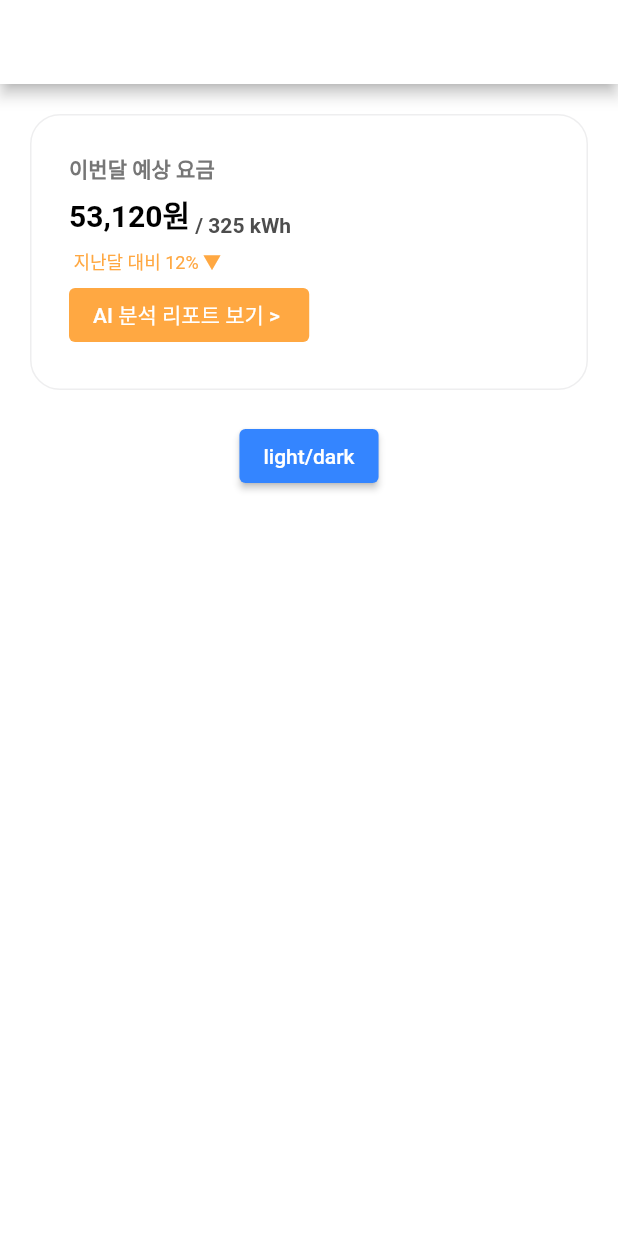
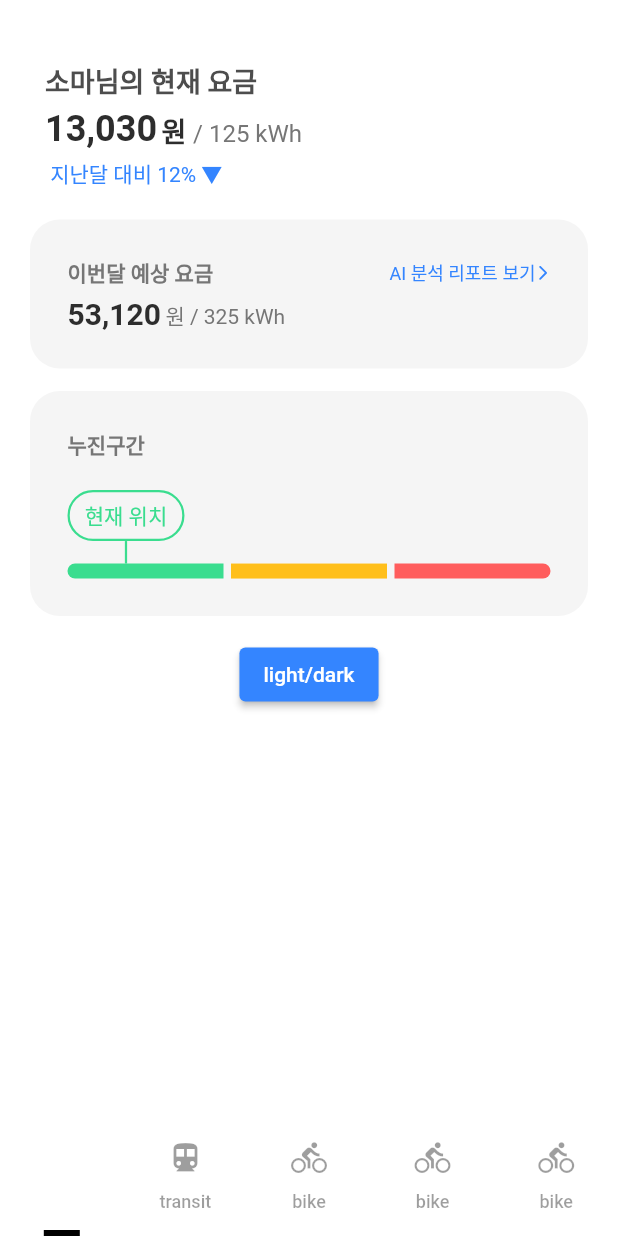
Before and after one commit to dodo849/SmartEletricAppFrontEnd, a Flutter app: the screen it shows after launch, on a phone screen of 412 x 824 dp. Run offline on Flutter 3.47's test engine with Material 2 defaults, Android fonts, the light colour scheme and no system bars; our stand-ins replace flutter_svg, get, shared_preferences; Roboto replaces fonts that are missing (Pretendard).

Commit message:
[Feat] 홈 탭 구성중

```diff
--- a/smart_electric_application/lib/main.dart
+++ b/smart_electric_application/lib/main.dart
@@ -1,65 +1,15 @@
 import 'package:flutter/material.dart';
 import 'package:get/get.dart';
 import 'package:smart_electric_application/src/view/page/MyHome.dart';
-import 'package:smart_electric_application/src/view/color/Colors.dart';
+import 'package:smart_electric_application/src/theme/Themes.dart';
 
 void main() {
   runApp(const MyApp());
 }
 
-ThemeData _lightTheme = ThemeData(
-  appBarTheme: const AppBarTheme(
-    backgroundColor: LightColors.gray1,
-  ),
-  colorScheme: const ColorScheme(
-    onSurface: LightColors.basic,
-    primary: LightColors.orange1, // point color1
-    primaryContainer: LightColors.orange2, // point color2
-    secondary: LightColors.blue, // point color3
-    background: LightColors.gray1, // app backgound
-    surface: LightColors.gray2, // card background
-    outline: LightColors.gray3, // card line or divider
-    surfaceVariant: LightColors.gray4, // disabled
-    onPrimary: LightColors.gray5, // text3
-    onSecondary:LightColors.gray6, //text2
-    onBackground: LightColors.important, //text1
-    error: CommonColors.red,  // danger
-    tertiary: CommonColors.yellow, // normal
-    tertiaryContainer: CommonColors.green, // safe
-
-    onError: LightColors.basic,
-    brightness: Brightness.light,
-  ),
-);
-
-ThemeData _darkTheme = ThemeData(
-  appBarTheme: const AppBarTheme(
-    backgroundColor: DarkColors.gray1,
-  ),
-  colorScheme: const ColorScheme(
-    onSurface: DarkColors.basic,
-    primary: DarkColors.orange1, // point color1
-    primaryContainer: DarkColors.orange2, // point color2
-    secondary: DarkColors.blue, // point color3
-    background: DarkColors.gray1, // app backgound
-    surface: DarkColors.gray2, // card background
-    outline: DarkColors.gray3, // card line or divider
-    surfaceVariant: DarkColors.gray4, // disabled
-    onPrimary: DarkColors.gray5, //text3
-    onSecondary:DarkColors.gray6, // text2
-    onBackground: DarkColors.important, //text1
-    error: CommonColors.red, // danger
-    tertiary: CommonColors.yellow, // normal
-    tertiaryContainer: CommonColors.green, // safe
-
-    onError: DarkColors.basic,
-    brightness: Brightness.light,
-  ),
-);
 
 
-
-class MyApp extends StatelessWidget {
+class MyApp extends StatelessWidget{
   const MyApp({Key? key}) : super(key: key);
 
   @override
@@ -67,8 +17,8 @@ class MyApp extends StatelessWidget {
 
     return GetMaterialApp(
       home: MyHome(),
-      theme: _lightTheme,
-      darkTheme: _darkTheme,
+      theme: lightTheme,
+      darkTheme: darkTheme,
       themeMode: ThemeMode.system,
     );
   }
--- a/smart_electric_application/lib/src/view/color/Colors.dart
+++ b/smart_electric_application/lib/src/theme/Colors.dart
@@ -9,12 +9,13 @@ class LightColors {
   static const Color orange2 = Color(0xFFFFA842);
   static const Color blue = Color(0xFF3485FF);
   static const Color gray1 = Color(0xFFFFFFFF);
-  static const Color gray2 = Color(0xFFFFFFFF);
+  static const Color gray2 = Color(0xFFF5F5F5);
   static const Color gray3 = Color(0xFFEEEEEF);
   static const Color gray4 = Color(0xFFDFE1E4);
   static const Color gray5 = Color(0xFF767676);
   static const Color gray6 = Color(0xFF4D4D4D);
-  static const Color important = Color(0xFF000000);
+  static const Color important = Color(0xFF2D2D2D);
+
 
 }
 
@@ -42,4 +43,8 @@ class CommonColors {
   static const Color yellow = Color(0xFFFAD113);
   static const Color green = Color(0xFF8ED9AB);
 
+  // 테마에 따라 바뀌지 않는 컬러
+  static const Color onWhite = Color(0xFFFFFFFF);
+  static const Color onBlack = Color(0xFF2D2D2D);
+
 }
--- /dev/null
+++ b/smart_electric_application/lib/src/theme/Themes.dart
@@ -0,0 +1,60 @@
+import 'package:flutter/material.dart';
+import 'package:smart_electric_application/src/theme/Colors.dart';
+
+ThemeData lightTheme = ThemeData(
+  appBarTheme: const AppBarTheme(
+    backgroundColor: LightColors.gray1,
+  ),
+  fontFamily: 'Pretendard',
+  splashColor: Colors.transparent,
+  highlightColor: Colors.transparent,
+  colorScheme: const ColorScheme(
+    onPrimary: CommonColors.onWhite,
+    onSecondary: CommonColors.onWhite,
+    primary: LightColors.orange1, // point color1
+    primaryContainer: LightColors.orange2, // point color2
+    secondary: LightColors.blue, // point color3
+    background: LightColors.gray1, // app backgound
+    surface: LightColors.gray2, // card background
+    outline: LightColors.gray3, // card line or divider
+    surfaceVariant: LightColors.gray4, // disabled
+    onSurface: LightColors.gray5, // text3
+    onSurfaceVariant: LightColors.gray6, //text2
+    onBackground: LightColors.important, //text1
+    error: CommonColors.red, // danger
+    tertiary: CommonColors.yellow, // normal
+    tertiaryContainer: CommonColors.green, // safe
+
+    onError: LightColors.basic, //no use
+    brightness: Brightness.light,
+  ),
+);
+
+ThemeData darkTheme = ThemeData(
+  appBarTheme: const AppBarTheme(
+    backgroundColor: DarkColors.gray1,
+  ),
+  fontFamily: 'Pretendard',
+  splashColor: Colors.transparent,
+  highlightColor: Colors.transparent,
+  colorScheme: const ColorScheme(
+    onPrimary: CommonColors.onWhite,
+    onSecondary: CommonColors.onWhite,
+    primary: DarkColors.orange1, // point color1
+    primaryContainer: DarkColors.orange2, // point color2
+    secondary: DarkColors.blue, // point color3
+    background: DarkColors.gray1, // app backgound
+    surface: DarkColors.gray2, // card background
+    outline: DarkColors.gray3, // card line or divider
+    surfaceVariant: DarkColors.gray4, // disabled
+    onSurface: DarkColors.important, //text3
+    onSurfaceVariant: DarkColors.gray6, // text2
+    onBackground: DarkColors.important, //text1
+    error: CommonColors.red, // danger
+    tertiary: CommonColors.yellow, // normal
+    tertiaryContainer: CommonColors.green, // safe
+
+    onError: DarkColors.basic, // no use
+    brightness: Brightness.light,
+  ),
+);
--- /dev/null
+++ b/smart_electric_application/lib/src/view/atoms/RoundedButton.dart
@@ -0,0 +1,28 @@
+import 'package:flutter/material.dart';
+import 'package:get/get.dart';
+
+class RoundedBoutton extends StatelessWidget {
+  const RoundedBoutton({Key? key, required this.text}) : super(key: key);
+
+  final String text;
+
+  @override
+  Widget build(BuildContext context) {
+    return ElevatedButton(
+        style: ButtonStyle(
+            backgroundColor: MaterialStateProperty.all(
+                context.theme.colorScheme.primaryContainer),
+            foregroundColor:
+                MaterialStateProperty.all(context.theme.colorScheme.onSurface),
+            shadowColor: MaterialStateProperty.all(Colors.transparent),
+            shape: MaterialStateProperty.all<RoundedRectangleBorder>(
+                RoundedRectangleBorder(
+              borderRadius: BorderRadius.circular(12.0),
+            ))),
+        onPressed: () {},
+        child: Text(
+          '$text',
+          style: TextStyle(fontWeight: FontWeight.normal, fontSize: 13),
+        ));
+  }
+}
--- /dev/null
+++ b/smart_electric_application/lib/src/view/component/EstimatedChargeCard.dart
@@ -0,0 +1,86 @@
+import 'dart:math';
+import 'package:flutter/material.dart';
+import 'package:get/get.dart';
+import 'package:flutter_svg/flutter_svg.dart';
+
+class EstimatedChargeCard extends StatelessWidget {
+  const EstimatedChargeCard({Key? key}) : super(key: key);
+
+  @override
+  Widget build(BuildContext context) {
+    // 데이터
+    var dataValue = "53,120";
+    var bodyValue = "325 kWh";
+    var bodyDetailValue = "12";
+
+    return Container(
+        decoration: BoxDecoration(
+          borderRadius: BorderRadius.circular(20),
+          color: context.theme.colorScheme.surface,
+        ),
+        width: double.infinity,
+        padding: EdgeInsets.all(25),
+        margin: EdgeInsets.only(left: 20, right: 20),
+        child: Column(
+          crossAxisAlignment: CrossAxisAlignment.start,
+          mainAxisAlignment: MainAxisAlignment.start,
+          children: [
+            Row(
+              children: [
+                Text(
+                  "이번달 예상 요금",
+                  style: TextStyle(
+                    fontSize: 14,
+                    fontWeight: FontWeight.bold,
+                    color: context.theme.colorScheme.onSurface,
+                  ),
+                ),
+                Spacer(),
+                Row(
+                  children: [
+                    Text(
+                      "AI 분석 리포트 보기",
+                      style: TextStyle(
+                        fontSize: 12,
+                        fontWeight: FontWeight.normal,
+                        color: context.theme.colorScheme.secondary,
+                      ),
+                    ),
+                    SvgPicture.asset(
+                      'assets/icons/arrow.svg',
+                      width: 10,
+                      height: 10,
+                      color: context.theme.colorScheme.secondary,
+                    ),
+                  ],
+                ),
+              ],
+            ),
+            SizedBox(height: 5),
+            Row(
+              crossAxisAlignment: CrossAxisAlignment.baseline,
+              textBaseline: TextBaseline.alphabetic,
+              children: [
+                Text(
+                  "${dataValue}",
+                  style: TextStyle(
+                    fontSize: 20,
+                    fontWeight: FontWeight.bold,
+                    color: context.theme.colorScheme.onBackground,
+                  ),
+                ),
+                SizedBox(width: 3),
+                Text(
+                  "원 / ${bodyValue}",
+                  style: TextStyle(
+                    fontSize: 14,
+                    fontWeight: FontWeight.normal,
+                    color: context.theme.colorScheme.onSurface,
+                  ),
+                ),
+              ],
+            ),
+          ],
+        ));
+  }
+}
--- /dev/null
+++ b/smart_electric_application/lib/src/view/component/NowChargeBanner.dart
@@ -0,0 +1,76 @@
+import 'package:flutter/material.dart';
+import 'package:get/get.dart';
+
+class NowChargeBanner extends StatelessWidget {
+  const NowChargeBanner({Key? key}) : super(key: key);
+
+  @override
+  Widget build(BuildContext context) {
+    // 데이터
+    var dataValue = "13,030";
+    var bodyValue = "/ 125 kWh";
+
+
+    return Container(
+        decoration: BoxDecoration(
+          borderRadius: BorderRadius.circular(20),
+        ),
+        width: double.infinity,
+        margin: EdgeInsets.only(left: 30, right: 30, top: 40, bottom: 20),
+        child: Column(
+          crossAxisAlignment: CrossAxisAlignment.start,
+          children: [
+            Text(
+              "소마님의 현재 요금",
+              style: TextStyle(
+                fontFamily: 'Pretendard',
+                fontSize: 18,
+                fontWeight: FontWeight.bold,
+                color: context.theme.colorScheme.onSurfaceVariant,
+              ),
+            ),
+            SizedBox(height: 5),
+            Row(
+              crossAxisAlignment: CrossAxisAlignment.baseline,
+              textBaseline: TextBaseline.alphabetic,
+              children: [
+                Text(
+                  "${dataValue}",
+                  style: TextStyle(
+                    fontSize: 24,
+                    fontWeight: FontWeight.bold,
+                    color: context.theme.colorScheme.onBackground,
+                  ),
+                ),
+                SizedBox(width: 3),
+                Text(
+                  "원 ",
+                  style: TextStyle(
+                    fontSize: 18,
+                    fontWeight: FontWeight.bold,
+                    color: context.theme.colorScheme.onBackground,
+                  ),
+                ),
+                Text(
+                  "${bodyValue}",
+                  style: TextStyle(
+                    fontSize: 16,
+                    fontWeight: FontWeight.normal,
+                    color: context.theme.colorScheme.onSurface,
+                  ),
+                ),
+              ],
+            ),
+            SizedBox(height: 5),
+            Text(
+              " 지난달 대비 12% ▼",
+              style: TextStyle(
+                fontSize: 14,
+                fontWeight: FontWeight.normal,
+                color: context.theme.colorScheme.secondary,
+              ),
+            ),
+          ],
+        ));
+  }
+}
--- /dev/null
+++ b/smart_electric_application/lib/src/view/component/ProgressiveSectionCard.dart
@@ -0,0 +1,102 @@
+import 'package:flutter/material.dart';
+import 'package:get/get.dart';
+
+class ProgressiveSectionCard extends StatelessWidget {
+  const ProgressiveSectionCard({Key? key}) : super(key: key);
+
+  @override
+  Widget build(BuildContext context) {
+    // 데이터
+    var dataValue = "13,030";
+    var bodyValue = "125 kWh";
+
+    // 박스 내의 텍스트 위젯
+    var title = Text(
+      "누진구간",
+      style: TextStyle(
+        fontSize: 14,
+        fontWeight: FontWeight.bold,
+        color: context.theme.colorScheme.onSurface,
+      ),
+    );
+
+    return Container(
+        decoration: BoxDecoration(
+          borderRadius: BorderRadius.circular(20),
+          color: context.theme.colorScheme.surface,
+        ),
+        width: double.infinity,
+        padding: EdgeInsets.all(25),
+        margin: EdgeInsets.only(left: 20, right: 20),
+        child: Column(
+          crossAxisAlignment: CrossAxisAlignment.start,
+          children: [
+            title,
+
+            SizedBox(height: 20),
+
+            // 현재 누진구간 picker
+            Column(
+              children: [
+                Container(
+                  decoration: BoxDecoration(
+                    borderRadius: BorderRadius.circular(20),
+                    border: Border.all(color: Color(0xFF3ADD8F), width: 1.5),
+                    color: context.theme.colorScheme.surface,
+                  ),
+                  padding:
+                      EdgeInsets.only(left: 10, right: 10, bottom: 5, top: 5),
+                  child: Text(
+                    "현재 위치",
+                    style: TextStyle(color: Color(0xFF3ADD8F)),
+                  ),
+                ),
+                Container(
+                  width: 1.5,
+                  height: 15,
+                  color: Color(0xFF3ADD8F),
+                ),
+              ],
+            ),
+
+            // 누진구간 bar
+            Row(
+              mainAxisSize: MainAxisSize.max,
+              crossAxisAlignment: CrossAxisAlignment.start,
+              children: [
+                Expanded(
+                  child: Container(
+                      height: 10,
+                      // width: 100,
+                      decoration: BoxDecoration(
+                          color: Color(0xFF3ADD8F),
+                          borderRadius: BorderRadius.only(
+                              topLeft: Radius.circular(10),
+                              bottomLeft: Radius.circular(10)))),
+                ),
+                SizedBox(width: 5),
+                Expanded(
+                  child: Container(
+                      height: 10,
+                      // width: 100,
+                      decoration: BoxDecoration(
+                        color: Color(0xFFFFBF1A),
+                      )),
+                ),
+                SizedBox(width: 5),
+                Expanded(
+                  child: Container(
+                      height: 10,
+                      // width: 100,
+                      decoration: BoxDecoration(
+                          color: Color(0xFFFF5D5D),
+                          borderRadius: BorderRadius.only(
+                              topRight: Radius.circular(10),
+                              bottomRight: Radius.circular(10)))),
+                ),
+              ],
+            ),
+          ],
+        ));
+  }
+}
--- a/smart_electric_application/lib/src/view/component/SampleCard.dart
+++ /dev/null
@@ -1,89 +0,0 @@
-import 'package:flutter/material.dart';
-import 'package:get/get.dart';
-import 'package:smart_electric_application/src/view/color/Colors.dart';
-
-class SampleCard extends StatelessWidget {
-  const SampleCard({Key? key}) : super(key: key);
-
-  @override
-  Widget build(BuildContext context) {
-
-    // 데이터
-    var dataValue = "53,120원";
-    var bodyValue = "325 kWh";
-    var bodyDetailValue = "12";
-
-    // 박스 내의 텍스트 위젯
-    var title = Text(
-            "이번달 예상 요금",
-            style: TextStyle(
-              fontSize: 14,
-              fontWeight: FontWeight.bold,
-              color: context.theme.colorScheme.onPrimary,
-            ),
-          );
-
-    var charge = Text(
-        "${dataValue}",
-        style: TextStyle(
-          fontSize: 20,
-          fontWeight: FontWeight.bold,
-          color: context.theme.colorScheme.onBackground,
-        ),
-      );
-
-    var chargeDetail = Text(
-        " / ${bodyValue}",
-        style: TextStyle(
-          fontSize: 14,
-          fontWeight: FontWeight.bold,
-          color: context.theme.colorScheme.onSecondary,
-        ),
-      );
-
-      var chargeCompare = Text(
-        " 지난달 대비 ${bodyDetailValue}% ▼",
-        style: TextStyle(
-          fontSize: 12,
-          fontWeight: FontWeight.normal,
-          color: context.theme.colorScheme.primaryContainer,
-        ),
-      );
-
-    return Container(
-      decoration: BoxDecoration(
-        borderRadius: BorderRadius.circular(20),
-        border: Border.all(color: context.theme.colorScheme.outline, width: 1),
-        color: context.theme.colorScheme.surface,
-      ),
-      width: double.infinity,
-      padding: EdgeInsets.all(25),
-      margin: EdgeInsets.all(20),
-      child: Column(
-        crossAxisAlignment: CrossAxisAlignment.start,
-        children: [
-          title,
-          SizedBox(height: 5),
-          Row(
-            crossAxisAlignment: CrossAxisAlignment.end,
-            children: [
-              charge,
-              chargeDetail,
-            ],
-          ),
-          SizedBox(height: 7),
-          chargeCompare,
-          SizedBox(height: 3),
-          ElevatedButton(
-            style: ButtonStyle(
-              backgroundColor: MaterialStateProperty.all(context.theme.colorScheme.primaryContainer),
-              foregroundColor: MaterialStateProperty.all(context.theme.colorScheme.onSurface),
-              shadowColor: MaterialStateProperty.all(Colors.transparent),
-            ),
-            onPressed: (){},
-            child: Text("AI 분석 리포트 보기 > "))
-        ],
-      )
-    );
-  }
-}
--- a/smart_electric_application/lib/src/view/page/MyHome.dart
+++ b/smart_electric_application/lib/src/view/page/MyHome.dart
@@ -1,8 +1,9 @@
 import 'package:flutter/material.dart';
 import 'package:get/get.dart';
+import 'package:smart_electric_application/src/view/component/NowChargeBanner.dart';
+import 'package:smart_electric_application/src/view/component/ProgressiveSectionCard.dart';
 import 'package:smart_electric_application/src/view/page/SecondPage.dart';
-import 'package:smart_electric_application/src/view/component/SampleCard.dart';
-import 'package:smart_electric_application/src/view/color/Colors.dart';
+import 'package:smart_electric_application/src/view/component/EstimatedChargeCard.dart';
 import 'package:shared_preferences/shared_preferences.dart';
 
 class MyHome extends StatelessWidget {
@@ -11,7 +12,6 @@ class MyHome extends StatelessWidget {
   RxBool _isLightTheme = false.obs;
 
   bool isLightTheme = true;
-
 
   Future<SharedPreferences> _prefs = SharedPreferences.getInstance();
 
@@ -30,30 +30,34 @@ class MyHome extends StatelessWidget {
 
   @override
   Widget build(BuildContext context) {
-    return Scaffold(
+    return DefaultTabController(
+      length: 5,
+      child: Scaffold(
         backgroundColor: context.theme.colorScheme.background,
-      appBar: AppBar(),
-      body: Column(children: [
-        SampleCard(),
+        appBar: EmptyAppBar(),
+        body: TabBarView(physics: NeverScrollableScrollPhysics(), children: [
+          Column(children: [
+            NowChargeBanner(),
+            EstimatedChargeCard(),
+            SizedBox(height: 15),
+            ProgressiveSectionCard(),
+            SizedBox(height: 15),
             ElevatedButton(
                 style: ButtonStyle(
-            backgroundColor: MaterialStateProperty.all(context.theme.colorScheme.secondary),
+                  backgroundColor: MaterialStateProperty.all(
+                      context.theme.colorScheme.secondary),
                 ),
-          onPressed: (){
+                onPressed: () {
                   if (isLightTheme) {
                     Get.changeThemeMode(ThemeMode.dark);
                     isLightTheme = false;
-            }
-            else {
+                  } else {
                     Get.changeThemeMode(ThemeMode.light);
                     isLightTheme = true;
                   }
                 },
-          child: Text(
-            "light/dark",
-            style: TextStyle(color: Colors.white)
-          )
-        ),
+                child:
+                    Text("light/dark", style: TextStyle(color: Colors.white))),
             // Obx(
             //   () => Text(
             //     'Change to ${_isLightTheme.value ? 'Dark' : 'Light'} theme',
@@ -74,7 +78,43 @@ class MyHome extends StatelessWidget {
             //     false.obs,
             // ),
           ]),
-      bottomNavigationBar: BottomAppBar(),
+          Container(),
+          Container(),
+          Container(),
+          Container(),
+        ]),
+        bottomNavigationBar: TabBar(
+          indicatorSize: TabBarIndicatorSize.label,
+          indicatorColor: Colors.black,
+          indicatorWeight: 4,
+          labelColor: Colors.white,
+          unselectedLabelColor: Colors.black38,
+          labelStyle: TextStyle(
+            fontSize: 12,
+          ),
+          tabs: <Widget>[
+            Tab(
+                child: Column(children: <Widget>[
+              Icon(Icons.directions_car),
+              Text("car")
+            ])),
+            Tab(icon: Icon(Icons.directions_transit), text: "transit"),
+            Tab(icon: Icon(Icons.directions_bike), text: "bike"),
+            Tab(icon: Icon(Icons.directions_bike), text: "bike"),
+            Tab(icon: Icon(Icons.directions_bike), text: "bike"),
+          ],
+        ),
+      ),
     );
   }
 }
+
+class EmptyAppBar extends StatelessWidget implements PreferredSizeWidget {
+  @override
+  Widget build(BuildContext context) {
+    return Container();
+  }
+
+  @override
+  Size get preferredSize => Size(0.0, 0.0);
+}
```
Also changed, not shown: smart_electric_application/pubspec.yaml (+27 -12 lines), smart_electric_application/assets/icons/arrow.svg (added), smart_electric_application/pubspec.lock, 9 other files. Lines whose indentation alone changed are shown as unchanged.
